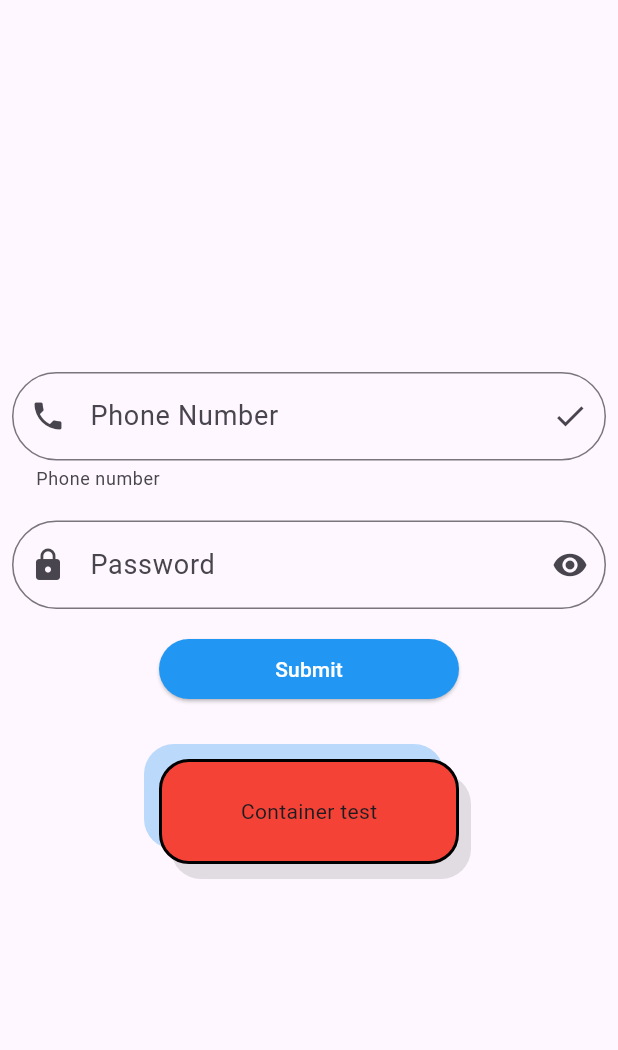
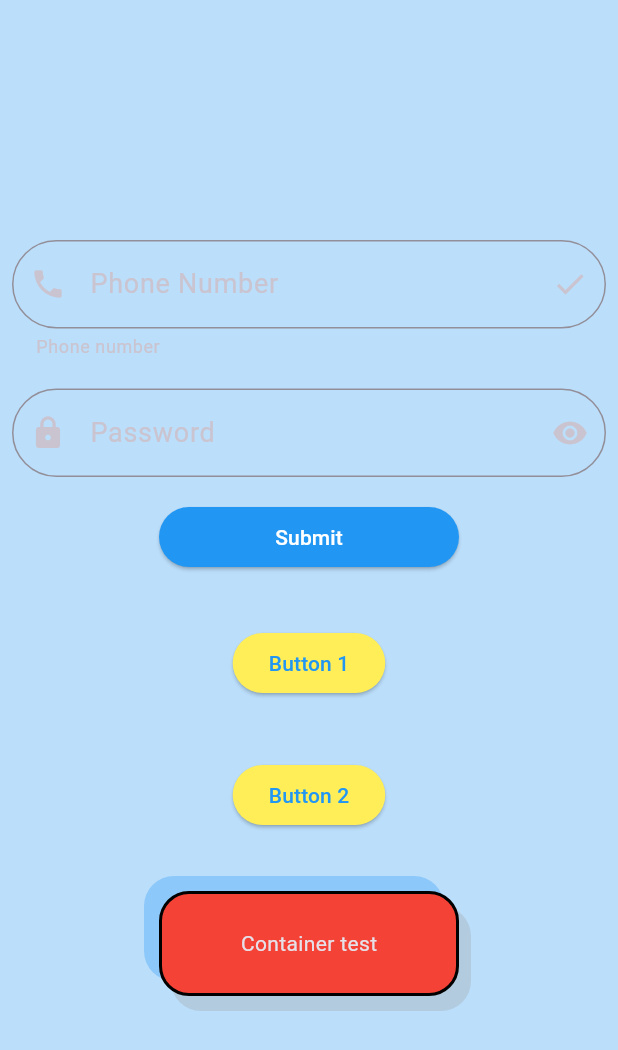
Before and after one commit to ShRudra88/ostad_flutter_course, a Flutter app: the screen it shows after launch, on a phone screen of 412 x 824 dp. Shown: the top 1050 px of the screen. Run offline on Flutter 3.47's test engine with Material 3 defaults, Android fonts, the phone set to English and light mode, and no system bars.

Commit message:
feat: apply a dark theme with custom colors
A `ThemeData` object has been added to `MaterialApp` to apply a global dark theme.

- Set `brightness` to `dark` and define `primaryColor`, `primarySwatch`, and `scaffoldBackgroundColor`.
- Add a custom `elevatedButtonTheme` to style `ElevatedButton` widgets with a yellow background and blue foreground.
- Add two new `ElevatedButton` widgets to the `CoreWidgetsPractice` screen to demonstrate the new theme.

```diff
--- a/flutter_basics/lib/app.dart
+++ b/flutter_basics/lib/app.dart
@@ -9,7 +9,25 @@ class MyApp extends StatelessWidget {
   @override
   Widget build(BuildContext context) {
     return MaterialApp(
+      theme: ThemeData(
+        brightness: Brightness.dark,
+            primaryColor: Colors.yellow,
+            primarySwatch: Colors.green,
+            scaffoldBackgroundColor: Colors.blue.shade100,
+            // buttonTheme: ButtonThemeData(
+            //   buttonColor: Colors.yellow.shade50,
+            // )
+            elevatedButtonTheme: ElevatedButtonThemeData(
+              style: ElevatedButton.styleFrom(
+                backgroundColor: Colors.yellow.shade400,
+                foregroundColor: Colors.blue,
+            )
+            )
+      ),
       title: 'Flutter Basics',
+
+      //home: Home(),
+
       home: CoreWidgetsPractice(),
     );
   }
--- a/flutter_basics/lib/core_widgets_practice.dart
+++ b/flutter_basics/lib/core_widgets_practice.dart
@@ -85,6 +85,14 @@ class CoreWidgetsPractice extends StatelessWidget {
                 SizedBox(
                   height: 40,
                 ),
+                ElevatedButton(onPressed: (){}, child: Text('Button 1')),
+                SizedBox(
+                  height: 40,
+                ),
+                ElevatedButton(onPressed: (){}, child: Text('Button 2')),
+                SizedBox(
+                  height: 40,
+                ),
                 Container(
                   alignment: Alignment.center,
                   height: 70,
```
